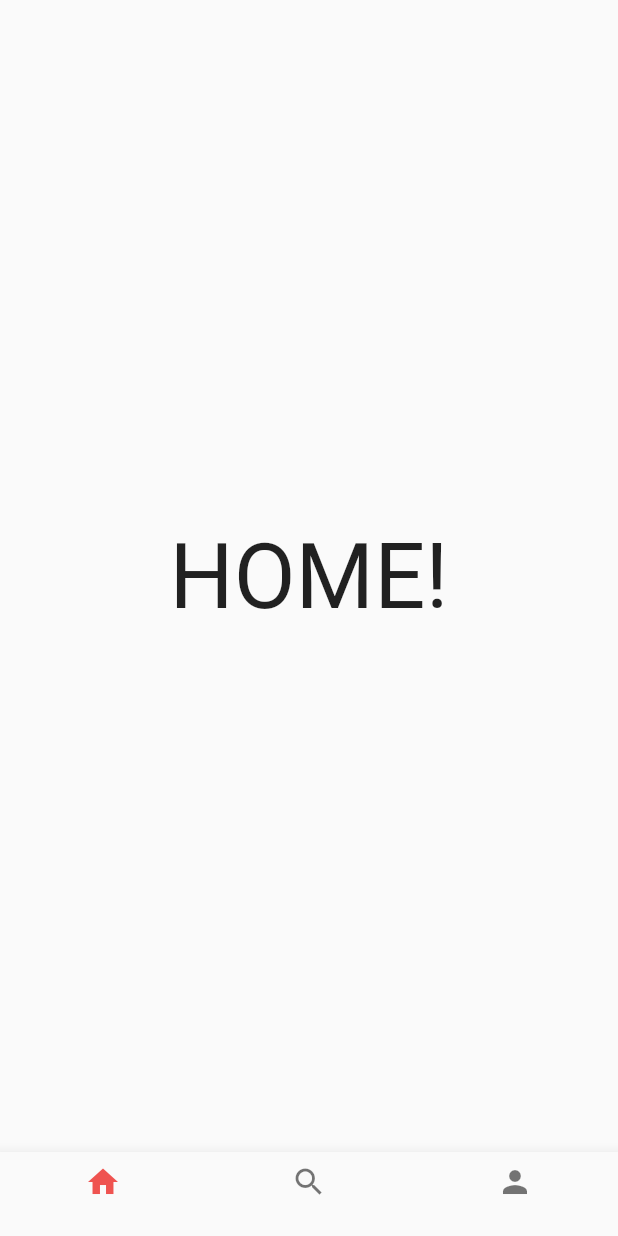
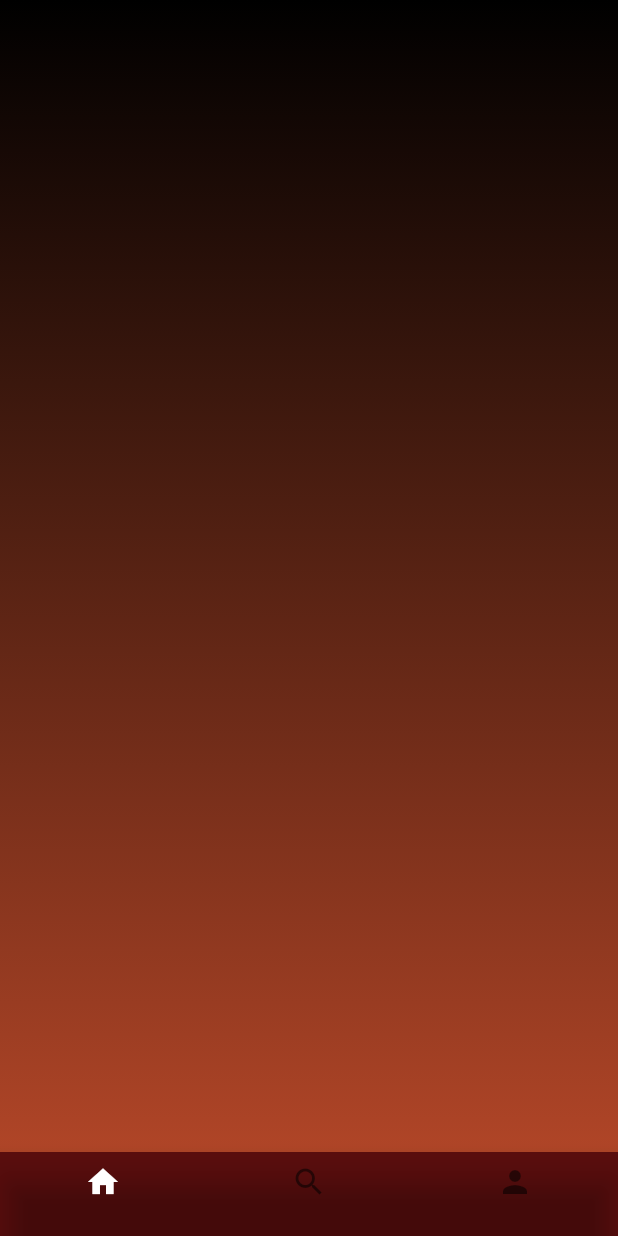
Before and after one commit to joeljulin/FireFlyer, a Flutter app: the screen it shows after launch, on a phone screen of 412 x 824 dp. Run offline on Flutter 3.47's test engine with Material 2 defaults, Android fonts, the phone set to English and light mode, and no system bars.

Commit message:
Added theme

```diff
--- a/lib/main.dart
+++ b/lib/main.dart
@@ -1,6 +1,5 @@
 import 'package:flutter/material.dart';
 import 'screens/screens.dart';
-
 
 void main() => runApp(const MyApp());
 
@@ -30,12 +29,13 @@ class _MyStatefulWidgetState extends State<MyStatefulWidget> {
   int currentIndex = 0; // for profile page
   final screens = [
     Home(),
+    Search(),
     Profile(),
-      Search(),
   ];
   @override
   Widget build(BuildContext context) {
     return Scaffold(
+      backgroundColor: Color.fromARGB(255, 176, 26, 26),
       body: screens[currentIndex],
       bottomNavigationBar: BottomNavigationBar(
         items: const <BottomNavigationBarItem>[
@@ -53,8 +53,9 @@ class _MyStatefulWidgetState extends State<MyStatefulWidget> {
           ),
         ],
         currentIndex: currentIndex,
-          selectedItemColor: Colors.red[400],
+        selectedItemColor: Color.fromARGB(255, 255, 255, 255),
         onTap: (index) => setState(() => currentIndex = index),
+        backgroundColor: Color.fromARGB(120, 0, 0, 0),
       ),
     );
   }
--- a/lib/screens/home_screen.dart
+++ b/lib/screens/home_screen.dart
@@ -2,7 +2,27 @@ import 'package:flutter/material.dart';
 
 class Home extends StatelessWidget {
   @override
-  Widget build(BuildContext context) => Scaffold(
-        body: Center(child: Text('HOME!', style: TextStyle(fontSize: 60))),
-      );
+  Widget build(BuildContext context) {
+    return Container(
+      decoration: const BoxDecoration(
+          gradient: LinearGradient(
+              begin: Alignment.bottomCenter,
+              end: Alignment.topCenter,
+              colors: [
+            Color.fromARGB(255, 176, 69, 39),
+            Color.fromARGB(255, 0, 0, 0)
+          ])),
+      child: Scaffold(
+          // By defaut, Scaffold background is white
+          // Set its value to transparent
+          backgroundColor: Colors.transparent,
+          body: Center(
+            child: Container(
+              width: 200,
+              height: 200,
+              color: Colors.transparent,
+            ),
+          )),
+    );
+  }
 }
```
Also changed, not shown: lib/screens/profile_screen.dart (+23 -3 lines), lib/screens/search_screen.dart (+23 -3 lines), 1 other file. Lines whose indentation alone changed are shown as unchanged.
